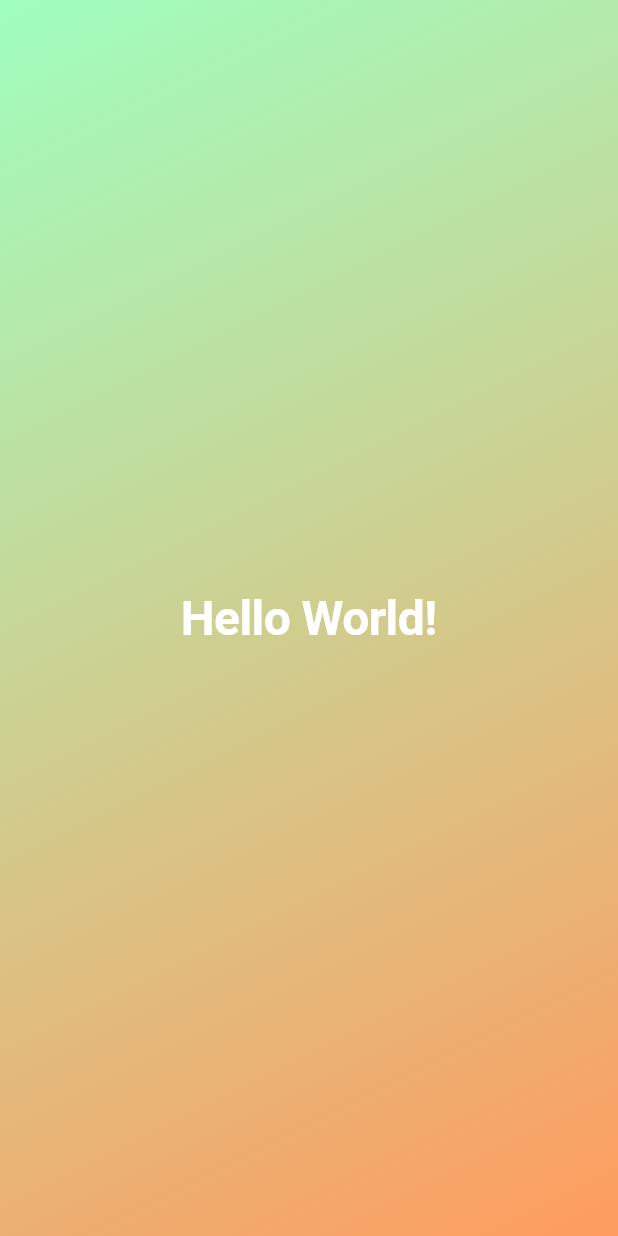
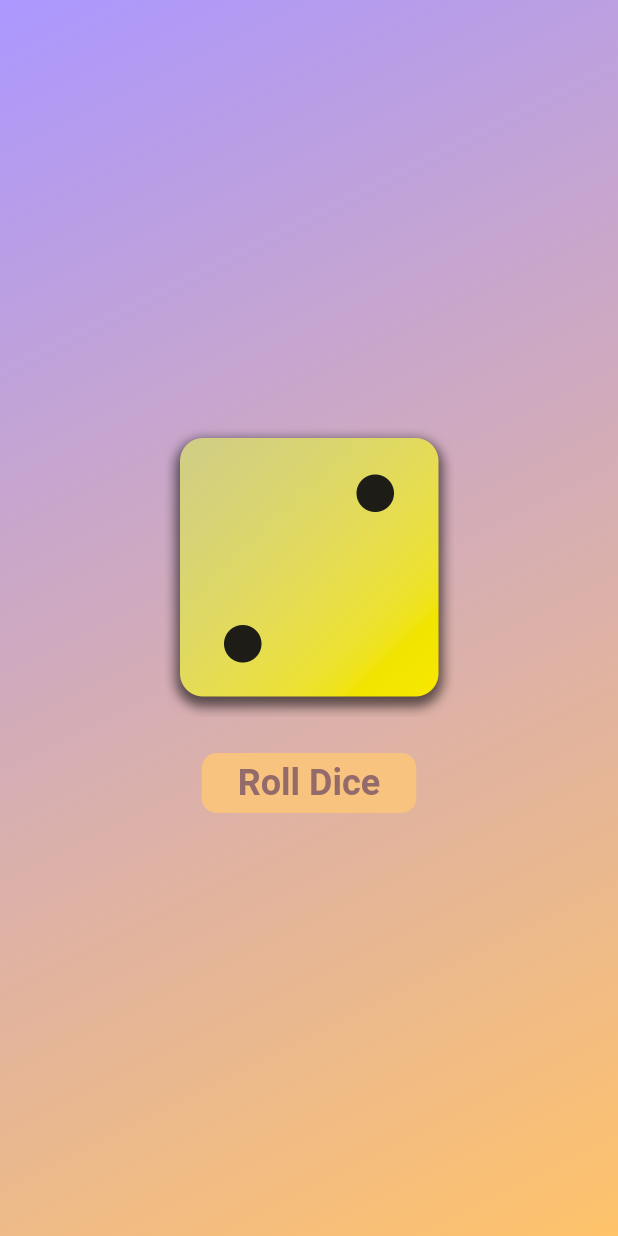
Before and after one commit to LAsurvivor/flutter-dart-app, a Flutter app: the screen it shows after launch, on a phone screen of 412 x 824 dp. Run offline on Flutter 3.47's test engine with Material 3 defaults, Android fonts, the phone set to English and light mode, and no system bars; Roboto replaces fonts that are missing (cursive).

Commit message:
lesson 48

```diff
--- /dev/null
+++ b/lib/dice_roller.dart
@@ -0,0 +1,57 @@
+import 'dart:math';
+
+import 'package:flutter/material.dart';
+
+class DiceRoller extends StatefulWidget {
+  const DiceRoller({
+    super.key,
+  });
+
+  @override
+  State<DiceRoller> createState() {
+    return _DiceRollerState();
+  }
+}
+
+class _DiceRollerState extends State<DiceRoller> {
+  var activeDiceImage = 'assets/images/dice-2.png';
+
+  void rollDice() {
+    setState(() {
+      activeDiceImage = 'assets/images/dice-${Random().nextInt(6) + 1}.png';
+    });
+  }
+
+  @override
+  Widget build(context) {
+    return Column(
+      mainAxisSize: MainAxisSize.min,
+      children: [
+        Image.asset(
+          activeDiceImage,
+          width: 200,
+        ),
+        const SizedBox(height: 20),
+        TextButton(
+          onPressed: rollDice,
+          style: TextButton.styleFrom(
+            shape: RoundedRectangleBorder(
+              borderRadius: BorderRadius.circular(10),
+            ),
+            padding: const EdgeInsets.symmetric(
+              horizontal: 24,
+              vertical: 5,
+            ),
+            foregroundColor: const Color.fromARGB(255, 147, 107, 107),
+            backgroundColor: const Color.fromARGB(255, 248, 194, 127),
+            textStyle: const TextStyle(
+              fontSize: 24,
+              fontWeight: FontWeight.bold,
+            ),
+          ),
+          child: const Text('Roll Dice'),
+        )
+      ],
+    );
+  }
+}
--- a/lib/gradient_container.dart
+++ b/lib/gradient_container.dart
@@ -1,5 +1,8 @@
+import 'dart:math';
+
+import 'package:first_app/dice_roller.dart';
 import 'package:first_app/style_text.dart';
-import 'package:flutter/cupertino.dart';
+import 'package:flutter/material.dart';
 
 const startAlignment = Alignment.topLeft;
 const endAlignment = Alignment.bottomRight;
@@ -7,23 +10,29 @@ const endAlignment = Alignment.bottomRight;
 class GradientContainer extends StatelessWidget {
   const GradientContainer({
     super.key,
+    required this.colors,
   });
+
+  const GradientContainer.purple({super.key})
+      : colors = const [
+          Color.fromARGB(255, 171, 151, 255),
+          Color.fromARGB(255, 255, 195, 106),
+        ];
+
+  final List<Color> colors;
 
   @override
   Widget build(BuildContext context) {
     return Container(
-      decoration: const BoxDecoration(
+      decoration: BoxDecoration(
         gradient: LinearGradient(
           begin: startAlignment,
           end: endAlignment,
-          colors: [
-            Color.fromARGB(255, 159, 255, 191),
-            Color.fromARGB(255, 255, 156, 95),
-          ],
+          colors: colors,
         ),
       ),
-      child: Center(
-        child: StyleText('Hello World!'),
+      child: const Center(
+        child: DiceRoller(),
       ),
     );
   }
--- a/lib/main.dart
+++ b/lib/main.dart
@@ -17,7 +17,7 @@ class MyApp extends StatelessWidget {
   Widget build(BuildContext context) {
     return const CupertinoApp(
       home: CupertinoPageScaffold(
-        child: GradientContainer(),
+        child: GradientContainer.purple(),
       ),
     );
   }
--- a/lib/style_text.dart
+++ b/lib/style_text.dart
@@ -1,7 +1,7 @@
 import 'package:flutter/cupertino.dart';
 
-class StyleText extends StatelessWidget {
-  const StyleText(
+class StyledText extends StatelessWidget {
+  const StyledText(
     this.text, {
     super.key,
   });
```
Also changed, not shown: pubspec.yaml (+7 -3 lines), assets/images/dice-1.png (added), assets/images/dice-2.png (added), assets/images/dice-3.png (added), assets/images/dice-4.png (added), assets/images/dice-5.png (added), assets/images/dice-6.png (added).
